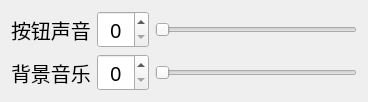
First picture: the form in src/ui/components/gameSoundSetting.ui, repository CodingRookie98/Sudoku-Solo, before the edit.
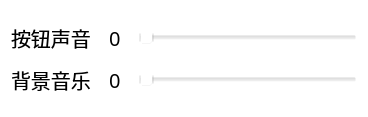
Second picture: the form after the edit.

```diff
--- a/src/ui/components/gameSoundSetting.ui
+++ b/src/ui/components/gameSoundSetting.ui
@@ -7,7 +7,7 @@
     <x>0</x>
     <y>0</y>
     <width>368</width>
-    <height>68</height>
+    <height>117</height>
    </rect>
   </property>
   <property name="font">
@@ -19,12 +19,24 @@
   <property name="windowTitle">
    <string>GameSoundSetting</string>
   </property>
+  <property name="styleSheet">
+   <string notr="true">background-color: rgba(255, 255, 255, 0);</string>
+  </property>
   <layout class="QFormLayout" name="formLayout">
    <property name="formAlignment">
     <set>Qt::AlignLeading|Qt::AlignLeft|Qt::AlignVCenter</set>
    </property>
    <item row="0" column="0">
     <widget class="QLabel" name="label">
+     <property name="font">
+      <font>
+       <family>Arial Black</family>
+       <pointsize>15</pointsize>
+      </font>
+     </property>
+     <property name="styleSheet">
+      <string notr="true">background-color: rgba(255, 255, 255, 0);</string>
+     </property>
      <property name="text">
       <string>按钮声音</string>
      </property>
@@ -34,16 +46,34 @@
     <layout class="QHBoxLayout" name="horizontalLayout" stretch="0,1">
      <item>
       <widget class="QSpinBox" name="buttonSoundSpinBox">
+       <property name="font">
+        <font>
+         <family>Arial Black</family>
+         <pointsize>15</pointsize>
+        </font>
+       </property>
+       <property name="styleSheet">
+        <string notr="true">background-color: rgba(255, 255, 255, 0);</string>
+       </property>
+       <property name="frame">
+        <bool>false</bool>
+       </property>
        <property name="alignment">
         <set>Qt::AlignCenter</set>
        </property>
+       <property name="readOnly">
+        <bool>false</bool>
+       </property>
        <property name="buttonSymbols">
-        <enum>QAbstractSpinBox::UpDownArrows</enum>
+        <enum>QAbstractSpinBox::NoButtons</enum>
        </property>
       </widget>
      </item>
      <item>
       <widget class="QSlider" name="buttonSoundSlider">
+       <property name="styleSheet">
+        <string notr="true">background-color: rgba(255, 255, 255, 0);</string>
+       </property>
        <property name="orientation">
         <enum>Qt::Horizontal</enum>
        </property>
@@ -53,6 +83,15 @@
    </item>
    <item row="1" column="0">
     <widget class="QLabel" name="label_2">
+     <property name="font">
+      <font>
+       <family>Arial Black</family>
+       <pointsize>15</pointsize>
+      </font>
+     </property>
+     <property name="styleSheet">
+      <string notr="true">background-color: rgba(255, 255, 255, 0);</string>
+     </property>
      <property name="text">
       <string>背景音乐</string>
      </property>
@@ -62,13 +101,34 @@
     <layout class="QHBoxLayout" name="horizontalLayout_2" stretch="0,1">
      <item>
       <widget class="QSpinBox" name="bgmSpinBox">
+       <property name="font">
+        <font>
+         <family>Arial Black</family>
+         <pointsize>15</pointsize>
+        </font>
+       </property>
+       <property name="styleSheet">
+        <string notr="true">background-color: rgba(255, 255, 255, 0);</string>
+       </property>
+       <property name="frame">
+        <bool>false</bool>
+       </property>
        <property name="alignment">
         <set>Qt::AlignCenter</set>
        </property>
+       <property name="readOnly">
+        <bool>false</bool>
+       </property>
+       <property name="buttonSymbols">
+        <enum>QAbstractSpinBox::NoButtons</enum>
+       </property>
       </widget>
      </item>
      <item>
       <widget class="QSlider" name="bgmSlider">
+       <property name="styleSheet">
+        <string notr="true">background-color: rgba(255, 255, 255, 0);</string>
+       </property>
        <property name="orientation">
         <enum>Qt::Horizontal</enum>
        </property>
```
